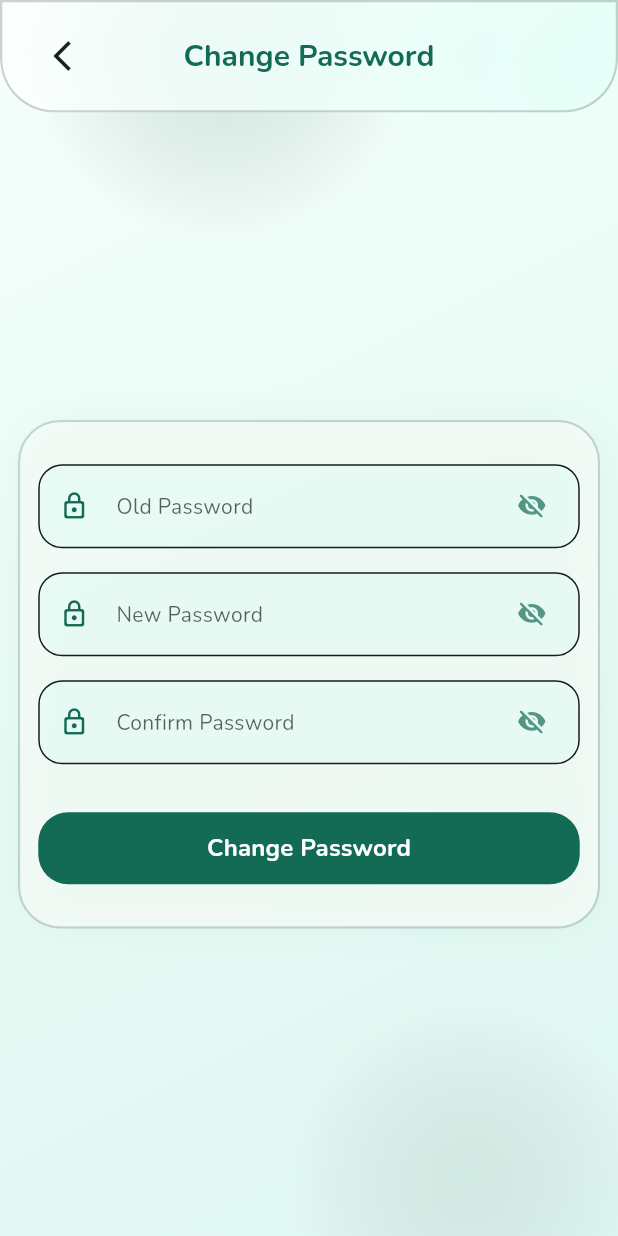
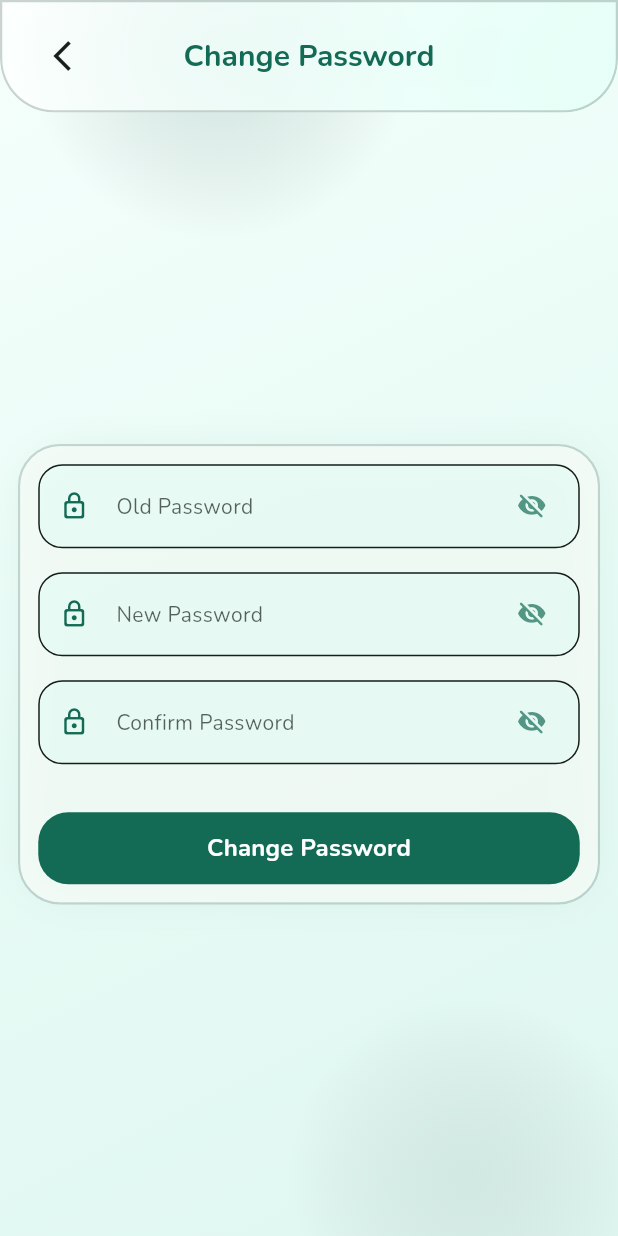
Before and after one commit to CodeAndThink/twinfix, a Flutter app: the ChangePasswordChildPage screen opened directly, on a phone screen of 412 x 824 dp. Run offline on Flutter 3.47's test engine with Material 3 defaults, Android fonts, the phone set to English and light mode, and no system bars; our stand-ins replace another_flushbar, app_links, cached_network_image, connectivity_plus, equatable, fl_chart and 23 more; missing offline and left inert: google_mlkit_face_detection, google_mlkit_text_recognition, haptic_feedback, home_widget, image_pixels and 6 more; accounts and stored records are empty; generated files the repository leaves out were written again; network calls fail; statements that could not run were skipped; project files that could hold a hidden picture were left out.

Commit message:
refactor: update localization variable access and remove unnecessary vertical spacing in ChangePasswordPage

```diff
--- a/lib/presentation/features/auth/change_password/pages/change_password_page.dart
+++ b/lib/presentation/features/auth/change_password/pages/change_password_page.dart
@@ -39,7 +39,7 @@ class ChangePasswordChildPage extends StatefulWidget {
 
 class _ChangePasswordChildPageState extends State<ChangePasswordChildPage> {
   late final ChangePasswordCubit _cubit;
-  late final S _l10n;
+  late S _l10n;
 
   final _formKey = GlobalKey<FormState>();
 
@@ -103,7 +103,6 @@ class _ChangePasswordChildPageState extends State<ChangePasswordChildPage> {
                       mainAxisAlignment: MainAxisAlignment.center,
                       mainAxisSize: MainAxisSize.min,
                       children: [
-                        16.height,
                         AppPasswordTextField(
                           controller: _cubit.oldPasswordController,
                           focusNode: _oldPasswordFocusNode,
@@ -146,7 +145,6 @@ class _ChangePasswordChildPageState extends State<ChangePasswordChildPage> {
                             text: _l10n.changePassword,
                           ),
                         ),
-                        16.height,
                       ],
                     ),
                   ),
```
